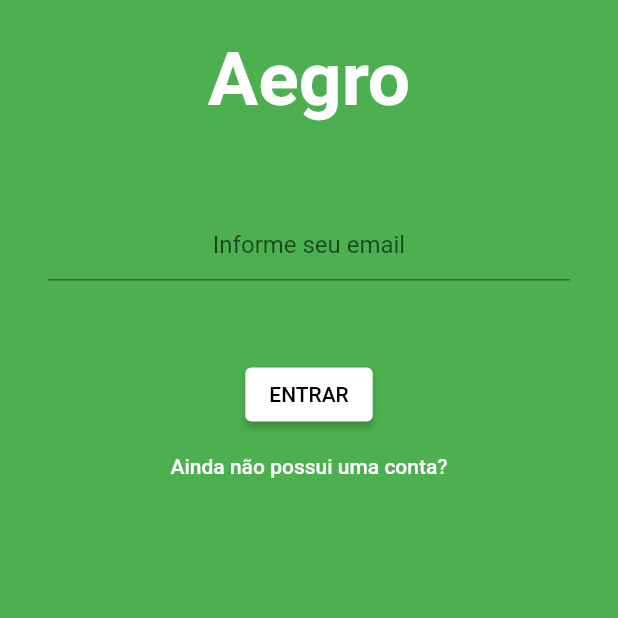
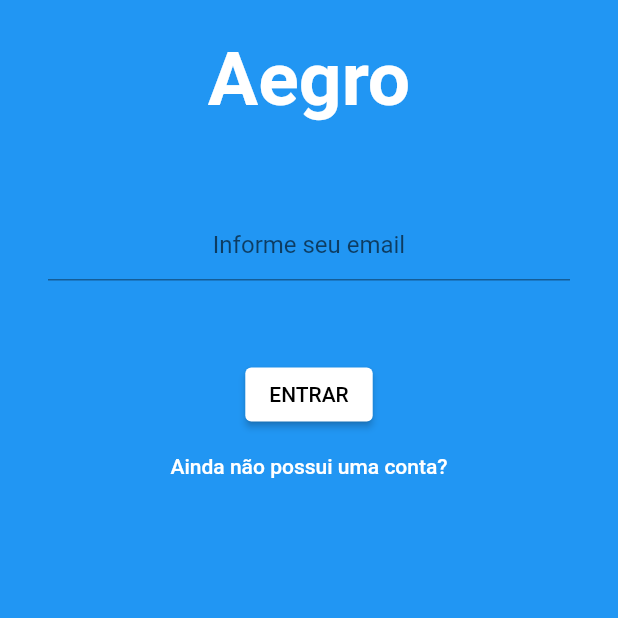
Before and after one commit to jhenriquedsilva/Seeder, a Flutter app: the screen it shows after launch, on a phone screen of 412 x 824 dp, the top half of it. Run offline on Flutter 3.47's test engine with Material 2 defaults, Android fonts, the phone set to English and light mode, and no system bars; our stand-ins replace shared_preferences, sqflite; accounts and stored records are empty.

Commit message:
feature: update scaffold to use primary color

```diff
--- a/lib/ui/screens/sign_in_sign_up_screen.dart
+++ b/lib/ui/screens/sign_in_sign_up_screen.dart
@@ -13,7 +13,7 @@ class _SingInSignUpScreenState extends State<SingInSignUpScreen> {
   @override
   Widget build(BuildContext context) {
     return Scaffold(
-      backgroundColor: Colors.green,
+      backgroundColor: Theme.of(context).primaryColor,
       resizeToAvoidBottomInset: true,
       body: SingleChildScrollView(
         child: Column(
```
